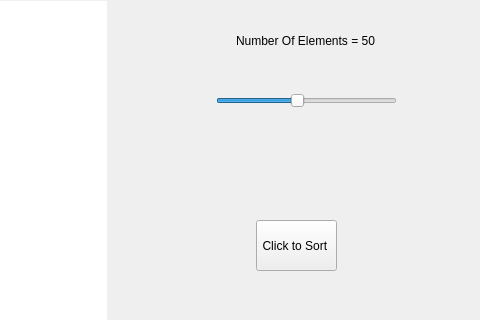
Above: Visualizer/widget.ui from sauzzon/Visualization before the change; both pictures show x 894 to 1374 and y 0 to 320 of the 1374 by 720 pixel window. Below: the same form after it.
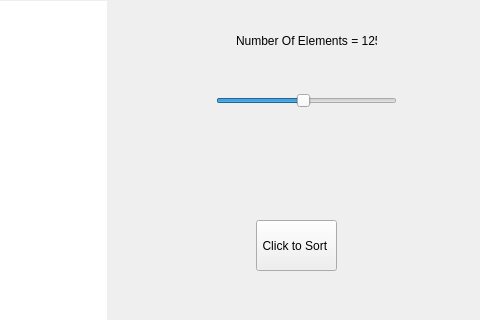
That is the form after the change.

What changed in the file:
```diff
--- a/Visualizer/widget.ui
+++ b/Visualizer/widget.ui
@@ -51,7 +51,7 @@
     <number>10</number>
    </property>
    <property name="maximum">
-    <number>100</number>
+    <number>250</number>
    </property>
    <property name="singleStep">
     <number>10</number>
@@ -60,7 +60,10 @@
     <number>10</number>
    </property>
    <property name="value">
-    <number>50</number>
+    <number>125</number>
+   </property>
+   <property name="sliderPosition">
+    <number>125</number>
    </property>
    <property name="tracking">
     <bool>true</bool>
@@ -82,7 +85,7 @@
     </rect>
    </property>
    <property name="text">
-    <string>Number Of Elements = 50</string>
+    <string>Number Of Elements = 125</string>
    </property>
   </widget>
   <widget class="QPushButton" name="pushButton">
```
